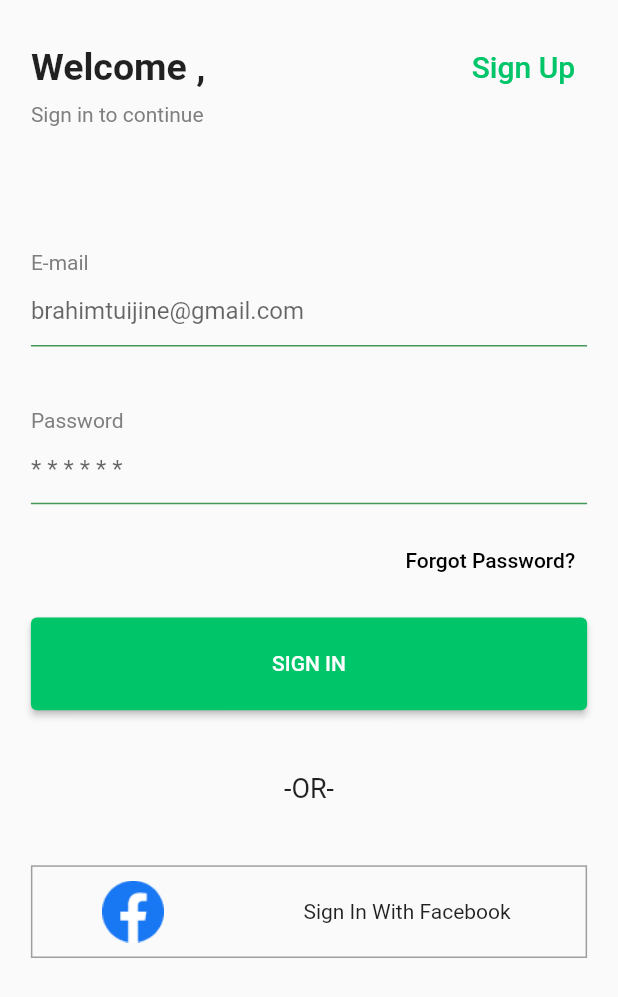
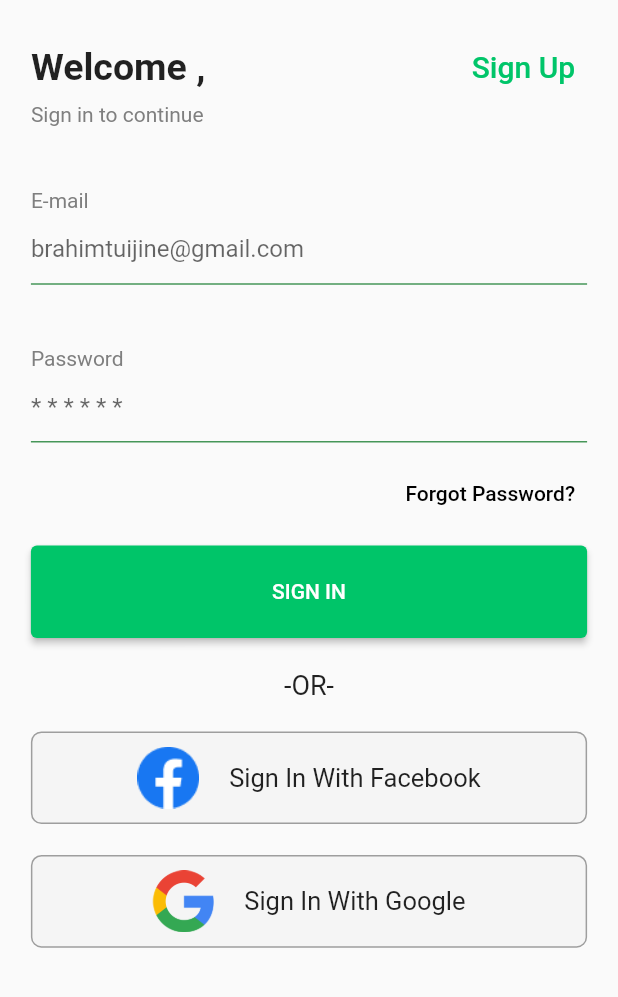
Before and after one commit to BrahimTuijine/Flutter-E-Commerce-App, a Flutter app: the screen it shows after launch, on a phone screen of 412 x 824 dp. Shown: the top 997 px of the screen. Run offline on Flutter 3.47's test engine with Material 2 defaults, Android fonts, the phone set to English and light mode, and no system bars; our stand-ins replace firebase_auth, firebase_core, get, google_sign_in; accounts and stored records are empty.

Commit message:
sign in with google done

```diff
--- /dev/null
+++ b/lib/core/view_model/auth_view_model.dart
@@ -0,0 +1,27 @@
+import 'package:firebase_auth/firebase_auth.dart';
+import 'package:flutter/cupertino.dart';
+import 'package:get/get.dart';
+import 'package:google_sign_in/google_sign_in.dart';
+
+class AuthViewModel extends GetxController {
+  final GoogleSignIn _googleSignIn = GoogleSignIn(scopes: <String>["email"]);
+  final GlobalKey<FormState> formkey = GlobalKey<FormState>();
+  final FirebaseAuth _auth = FirebaseAuth.instance;
+
+  void googleSignIn() async {
+    final GoogleSignInAccount? googleUser = await _googleSignIn.signIn();
+
+    if (googleUser == null) {
+      Get.snackbar("cancel", "sign in was canceled");
+      return null;
+    }
+
+    final GoogleSignInAuthentication? googleAuth =
+        await googleUser.authentication;
+
+    final AuthCredential credential = GoogleAuthProvider.credential(
+        idToken: googleAuth!.idToken, accessToken: googleAuth.accessToken);
+
+    await _auth.signInWithCredential(credential);
+  }
+}
--- /dev/null
+++ b/lib/helper/binding.dart
@@ -0,0 +1,9 @@
+import 'package:e_comm_app/core/view_model/auth_view_model.dart';
+import 'package:get/get.dart';
+
+class Binding extends Bindings {
+  @override
+  void dependencies() {
+    Get.lazyPut(() => AuthViewModel());
+  }
+}
--- a/lib/main.dart
+++ b/lib/main.dart
@@ -1,5 +1,6 @@
 // ignore_for_file: non_constant_identifier_names
 
+import 'package:e_comm_app/helper/binding.dart';
 import 'package:e_comm_app/theme/theme.dart';
 import 'package:e_comm_app/views/auth/login.dart';
 import 'package:e_comm_app/views/auth/register.dart';
@@ -17,8 +18,10 @@ void main() async {
 }
 
 MyApp() => GetMaterialApp(
+
       debugShowCheckedModeBanner: false,
       theme: appThemeData(),
+      initialBinding: Binding(),
       defaultTransition: Transition.fade,
       home: const Login(),
       routes: {
--- a/lib/views/auth/login.dart
+++ b/lib/views/auth/login.dart
@@ -1,11 +1,12 @@
 import 'package:e_comm_app/const.dart';
+import 'package:e_comm_app/core/view_model/auth_view_model.dart';
 import 'package:e_comm_app/widgets/custom_button_view.dart';
 import 'package:e_comm_app/widgets/custom_form_field.dart';
 import 'package:e_comm_app/widgets/custom_social_sign_in_btn.dart';
 import 'package:flutter/material.dart';
 import 'package:get/get.dart';
 
-class Login extends StatelessWidget {
+class Login extends GetWidget<AuthViewModel> {
   const Login({Key? key}) : super(key: key);
 
   @override
@@ -44,9 +45,10 @@ class Login extends StatelessWidget {
                   style: TextStyle(color: Constants.grey),
                 ),
                 SizedBox(
-                  height: Get.height * .1,
+                  height: Get.height * .1 / 2,
                 ),
                 Form(
+                  key: controller.formkey,
                   child: Column(
                     children: <Widget>[
                       CustumFormField(
@@ -72,8 +74,8 @@ class Login extends StatelessWidget {
                       ),
                       Padding(
                         padding: EdgeInsets.only(
-                            bottom: Get.width * .1 / 3,
-                            top: Get.width * .1 / 3),
+                            bottom: Get.width * .1 / 4,
+                            top: Get.width * .1 / 4),
                         child: Container(
                           alignment: AlignmentDirectional.topEnd,
                           child: TextButton(
@@ -95,14 +97,27 @@ class Login extends StatelessWidget {
 
                       Padding(
                         padding:
-                            EdgeInsets.symmetric(vertical: Get.height * .1 / 2),
+                            EdgeInsets.symmetric(vertical: Get.height * .1 / 4),
                         child: const Text(
                           '-OR-',
                           style: TextStyle(fontSize: 18),
                         ),
                       ),
-                      const CustomSocialSignInBtn(), //rodha custom w a3mel l fields with cunstructor
-
+                      CustomSocialSignInBtn(
+                        imagePath: 'assets/images/facebook.png',
+                        text: 'Sign In With Facebook',
+                        ontab: () {},
+                      ), //rodha custom w a3mel l fields with cunstructor
+                      SizedBox(
+                        height: Get.width * .1 / 2,
+                      ),
+                      CustomSocialSignInBtn(
+                        imagePath: 'assets/images/google.png',
+                        text: 'Sign In With Google',
+                        ontab: () {
+                          controller.googleSignIn();
+                        },
+                      ), //rodha custom w a3mel l fields with cunstructor
                     ],
                   ),
                 ),
--- a/lib/widgets/custom_social_sign_in_btn.dart
+++ b/lib/widgets/custom_social_sign_in_btn.dart
@@ -2,33 +2,47 @@ import 'package:flutter/material.dart';
 import 'package:get/get.dart';
 
 class CustomSocialSignInBtn extends StatelessWidget {
+  final String imagePath;
+  final String text;
+  final GestureTapCallback ontab;
+
   const CustomSocialSignInBtn({
     Key? key,
+    required this.imagePath,
+    required this.text, required this.ontab,
   }) : super(key: key);
 
   @override
   Widget build(BuildContext context) {
     return InkWell(
-      onTap: () {},
+      onTap: ontab,
       child: Container(
         height: Get.width * .3 / 2,
         decoration: BoxDecoration(
+          borderRadius: BorderRadius.circular(7),
+          color: Colors.grey[100],
           border: Border.all(
             color: Colors.grey,
             width: 1,
           ),
         ),
         child: Row(
-          mainAxisAlignment: MainAxisAlignment.spaceAround,
+          mainAxisAlignment: MainAxisAlignment.center,
           children: <Widget>[
-            Image(
-              height: Get.height * .1,
-              width: Get.width * .1,
-              image: const AssetImage(
-                'assets/images/facebook.png',
+            Container(
+              margin: const EdgeInsets.only(right: 20),
+              child: Image(
+                height: Get.height * .1,
+                width: Get.width * .1,
+                image: AssetImage(
+                  imagePath,
+                ),
               ),
             ),
-            const Text('Sign In With Facebook ')
+            Text(
+              text,
+              style: const TextStyle(fontSize: 17),
+            )
           ],
         ),
       ),
--- a/pubspec.yaml
+++ b/pubspec.yaml
@@ -7,10 +7,13 @@ environment:
 
 dependencies:
   cupertino_icons: ^1.0.2
+  firebase_auth: ^3.3.19
   firebase_core: ^1.17.1
   flutter:
     sdk: flutter
+  flutter_facebook_login: ^3.0.0
   get: ^4.6.5
+  google_sign_in: ^5.3.3
 
 dev_dependencies:
   flutter_lints: ^1.0.0
```
Also changed, not shown: pubspec.lock, 1 other file.
